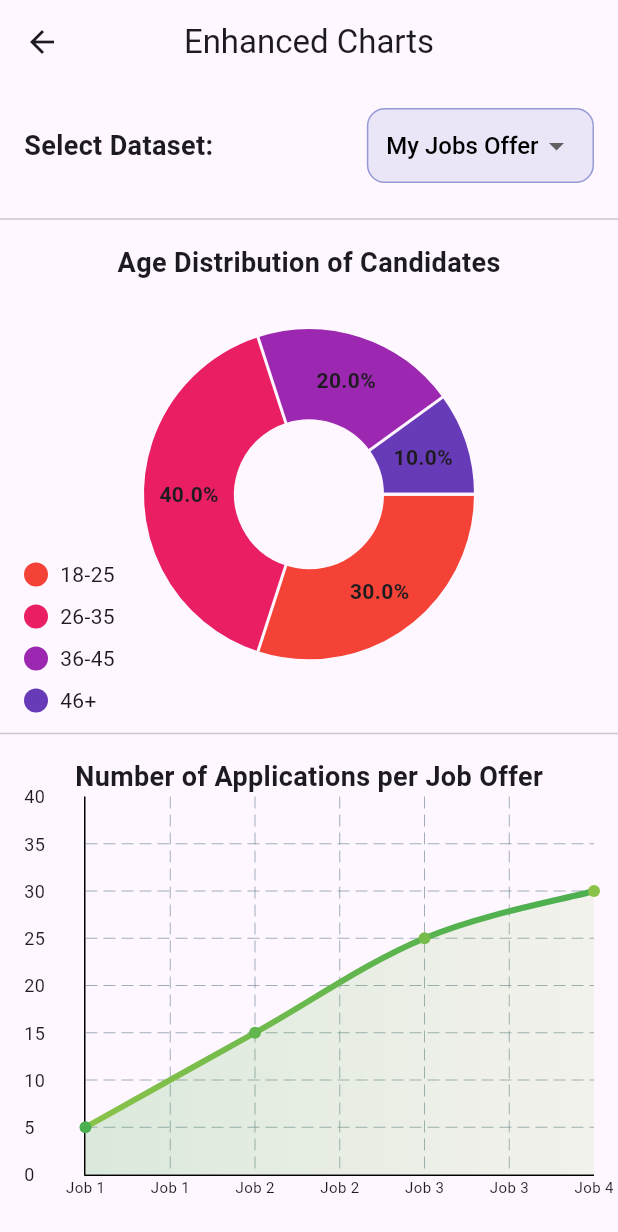
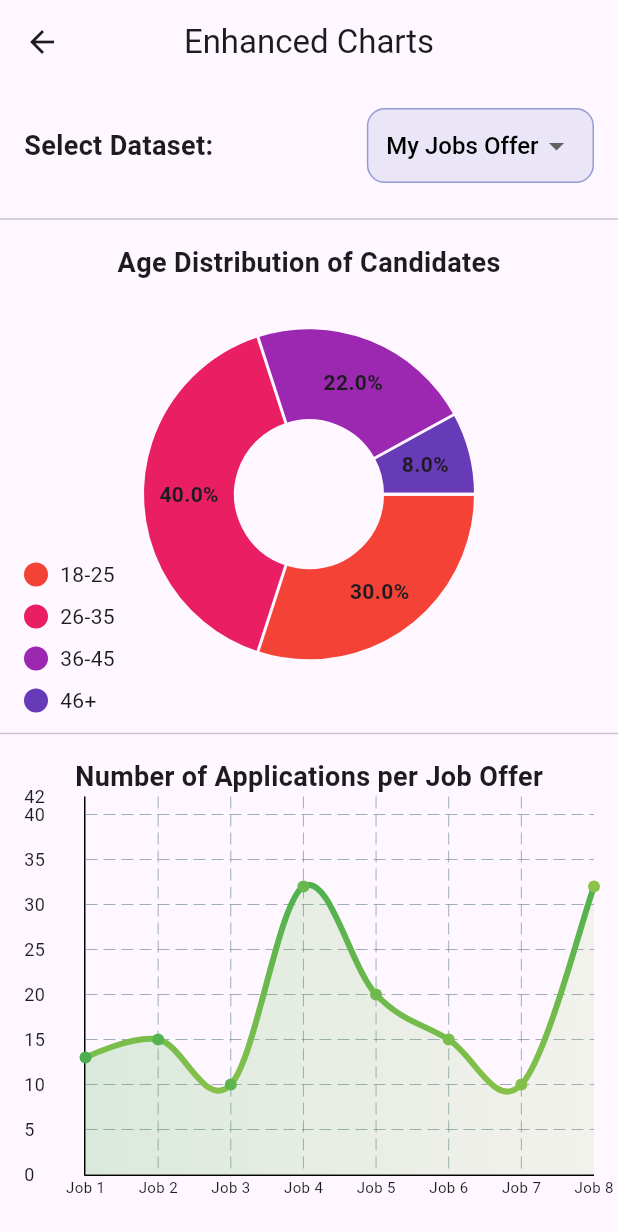
Before and after one commit to shayma-ouerhani/Dam_Flutter, a Flutter app: the Statsview screen opened directly, on a phone screen of 412 x 824 dp. Shown: the top 1232 px of the screen. Run offline on Flutter 3.47's test engine with Material 3 defaults, Android fonts, the phone set to English and light mode, and no system bars; drawn by our look-alikes of fl_chart; our stand-ins replace cached_network_image, file_picker, get, image_picker, shared_preferences and 1 more; missing offline and left inert: dart:ffi; accounts and stored records are empty; network calls fail.

Commit message:
some fixes

```diff
--- a/lib/Controllers/AuthController.dart
+++ b/lib/Controllers/AuthController.dart
@@ -6,9 +6,9 @@ import '../Models/Auth/LoginResponse.dart';
 
 class AuthController {
   // URL de l'API backend pour la connexion et l'enregistrement
-  final String loginUrl = "http://192.168.1.162:3000/auth/login";
-  final String registerUrl = "http://192.168.1.162:3000/auth/signup";
-  final String api = "http://192.168.1.162:3000/auth";
+  final String loginUrl = "http://192.168.1.23:3000/auth/login";
+  final String registerUrl = "http://192.168.1.23:3000/auth/signup";
+  final String api = "http://192.168.1.23:3000/auth";
   /// Fonction pour effectuer une connexion
   login(String email, String password) async {
     try {
--- a/lib/Controllers/HomeController.dart
+++ b/lib/Controllers/HomeController.dart
@@ -7,7 +7,7 @@ import 'package:http_parser/http_parser.dart';  // Import pour MediaType
 import 'package:mime/mime.dart';  // Import pour lookupMimeType
 
 class HomeController {
-  final String apiUrl = "http://192.168.1.162:3000"; // URL de l'API backend
+  final String apiUrl = "http://192.168.1.23:3000"; // URL de l'API backend
 
   // Méthode pour récupérer tous les posts
     Future<List<Post>> fetchVideos() async {
@@ -33,7 +33,7 @@ class HomeController {
     // Méthode pour récupérer les posts d'un utilisateur spécifique
   Future<List<Post>> fetchMyPosts(String userId) async {
 
-    final String apiUrl1 = "$apiUrl/post/user/67322ac07b0ef3c99e6a288c"; // API URL with user ID Statiiiiiiiiiiiiiiiiiiiiiiiiiiiiiiiique
+    final String apiUrl1 = "$apiUrl/post/user/674cabd54603d2eeb31c56e3"; // API URL with user ID Statiiiiiiiiiiiiiiiiiiiiiiiiiiiiiiiique
 
     try {
       final response = await http.get(Uri.parse(apiUrl1));
--- a/lib/features/Home/Screens/AddScreen.dart
+++ b/lib/features/Home/Screens/AddScreen.dart
@@ -232,28 +232,27 @@ class _AddPostScreenState extends State<AddPostScreen> {
         child: Column(
           crossAxisAlignment: CrossAxisAlignment.start,
           children: [
-            SizedBox(height: 27.0), // Espacement en haut de la page
-
+            const SizedBox(height: 27.0), // Espacement en haut de la page
             const Row(
               children: [
                 CircleAvatar(
                   radius: 25,
                   backgroundImage: NetworkImage(
-                      "https://res.cloudinary.com/dcjtuxprn/image/upload/v1732755984/UploadLeaders/1000014203.jpg"), // Remplace par l'image de l'utilisateur
+                      "https://res.cloudinary.com/dcjtuxprn/image/upload/v1733872892/UploadLeaders/Messenger_creation_CE9410BB-0794-4261-88AC-60CD8F180A91.jpg"), // Remplace par l'image de l'utilisateur
                 ),
                 SizedBox(width: 10),
                 Column(
                   crossAxisAlignment: CrossAxisAlignment.start,
                   children: [
                     Text(
-                      "yesser khaloui",
+                      "Yassine Ajbouni",
                       style: TextStyle(
                         fontWeight: FontWeight.bold,
                         fontSize: 16,
                       ),
                     ),
                     Text(
-                      "software developer",
+                      "Flutter Developer",
                       style: TextStyle(color: Colors.grey),
                     ),
                   ],
--- a/lib/features/Home/Screens/StatsView.dart
+++ b/lib/features/Home/Screens/StatsView.dart
@@ -1,4 +1,6 @@
 import 'dart:math';
+import 'package:damdleaders_flutter/Controllers/HomeController.dart';
+import 'package:damdleaders_flutter/Models/Post.dart';
 import 'package:flutter/material.dart';
 import 'package:fl_chart/fl_chart.dart';
 
@@ -9,14 +11,18 @@ class Statsview extends StatefulWidget {
 
 class _ChartExampleState extends State<Statsview>
     with SingleTickerProviderStateMixin {
+
+  final HomeController postService = HomeController();
+  late Future<List<Post>> mesPosts;
+
   String selectedFilter = 'My Jobs Offer'; // Default filter
 
   List<Map<String, dynamic>> data = [
     {
       'filter': 'My Jobs Offer',
-      'jobs': List.generate(4, (i) => 'Job ${i + 1}'),
-      'applications': [5, 15, 25, 30],
-      'ageIntervals': {'18-25': 30, '26-35': 40, '36-45': 20, '46+': 10},
+      'jobs': List.generate(8, (i) => 'Job ${i + 1}'),
+      'applications': [13, 15, 10, 32, 20, 15, 10, 32],
+      'ageIntervals': {'18-25': 30, '26-35': 40, '36-45': 22, '46+': 8},
     },
     {
       'filter': 'Category B',
@@ -42,6 +48,7 @@ class _ChartExampleState extends State<Statsview>
   @override
   void initState() {
     super.initState();
+    mesPosts = postService.fetchMyPosts("674cabd54603d2eeb31c56e3");
     _controller = AnimationController(
       vsync: this,
       duration: const Duration(milliseconds: 800),
@@ -211,96 +218,6 @@ class _ChartExampleState extends State<Statsview>
           ),
           const Divider(thickness: 1),
           // Line Chart Section
-          /*Expanded(
-            child: Padding(
-              padding: const EdgeInsets.only(top: 25.0, left: 16.0, right: 16.0),
-              child:
-              const Text(
-                      'Age Distribution of Candidates',
-                      style: TextStyle(
-                          fontSize: 18, fontWeight: FontWeight.bold),
-                    ),
-                    LineChart(
-                LineChartData(
-                  lineBarsData: [
-                    LineChartBarData(
-                      spots: applications
-                          .asMap()
-                          .entries
-                          .map((entry) => FlSpot(entry.key.toDouble(), entry.value))
-                          .toList(),
-                      isCurved: true,
-                      barWidth: 4,
-                      gradient: const LinearGradient(
-                        colors: [Colors.green, Colors.lightGreen],
-                        begin: Alignment.topCenter,
-                        end: Alignment.bottomCenter,
-                      ),
-                      dotData: FlDotData(show: true),
-                      belowBarData: BarAreaData(
-                        show: true,
-                        gradient: LinearGradient(
-                          colors: [
-                            Colors.green.withOpacity(0.2),
-                            Colors.lightGreen.withOpacity(0.1)
-                          ],
-                        ),
-                      ),
-                    ),
-                  ],
-                  titlesData: FlTitlesData(
-                    leftTitles: AxisTitles(
-                      sideTitles: SideTitles(
-                        showTitles: true,
-                        reservedSize: 40,
-                        getTitlesWidget: (value, meta) {
-                          return Text(
-                            value.toInt().toString(),
-                            style: const TextStyle(fontSize: 12),
-                          );
-                        },
-                      ),
-                    ),
-                    bottomTitles: AxisTitles(
-                      sideTitles: SideTitles(
-                        showTitles: true,
-                        reservedSize: 40,
-                        getTitlesWidget: (value, meta) {
-                          int index = value.toInt();
-                          if (index >= 0 && index < jobs.length) {
-                            return Text(
-                              jobs[index],
-                              style: const TextStyle(fontSize: 10),
-                            );
-                          }
-                          return const Text('');
-                        },
-                      ),
-                    ),
-                    topTitles: AxisTitles(
-                      sideTitles: SideTitles(showTitles: false), // Hide top numbers
-                    ),
-                    rightTitles: AxisTitles(
-                      sideTitles: SideTitles(showTitles: false), // Hide right numbers
-                    ),
-                  ),
-                  gridData: FlGridData(show: true),
-                  borderData: FlBorderData(
-                    border: const Border(
-                      left: BorderSide(color: Colors.black),
-                      bottom: BorderSide(color: Colors.black),
-                      top: BorderSide.none,
-                      right: BorderSide.none,
-                    ),
-                  ),
-                  minX: 0,
-                  maxX: applications.length.toDouble() - 1,
-                  minY: 0,
-                  maxY: applications.reduce(max) + 10,
-                ),
-              ),
-            ),
-          ),*/
           Expanded(
   child: Padding(
     padding: const EdgeInsets.only(top: 8.0, left: 16.0, right: 16.0),
--- a/lib/main.dart
+++ b/lib/main.dart
@@ -44,6 +44,7 @@ class MyApp extends StatelessWidget {
       darkTheme: ThemeData.dark(), // Thème sombre par défaut
       themeMode: themeProvider.themeMode, // Thème géré dynamiquement
       home: LoginScreen(), // Définit HomeScreen comme écran d'accueil
+      //home: HomeScreen(),
     );
   }
 }
```
